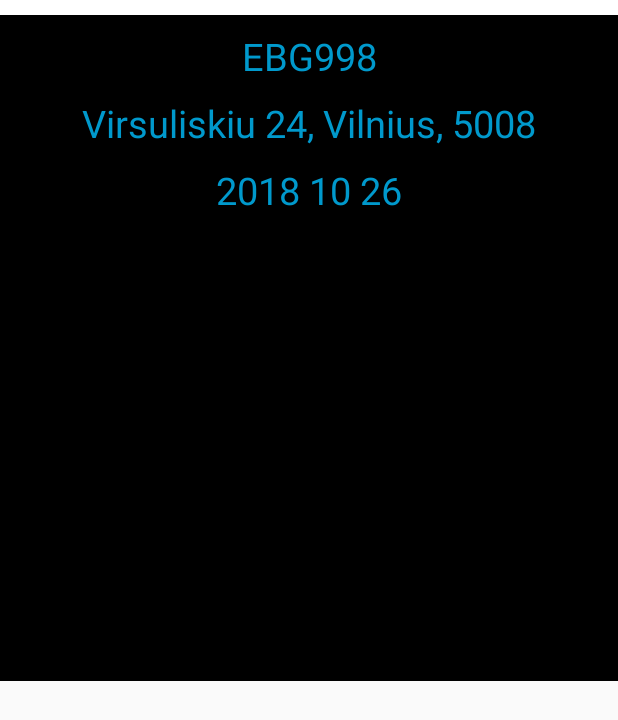
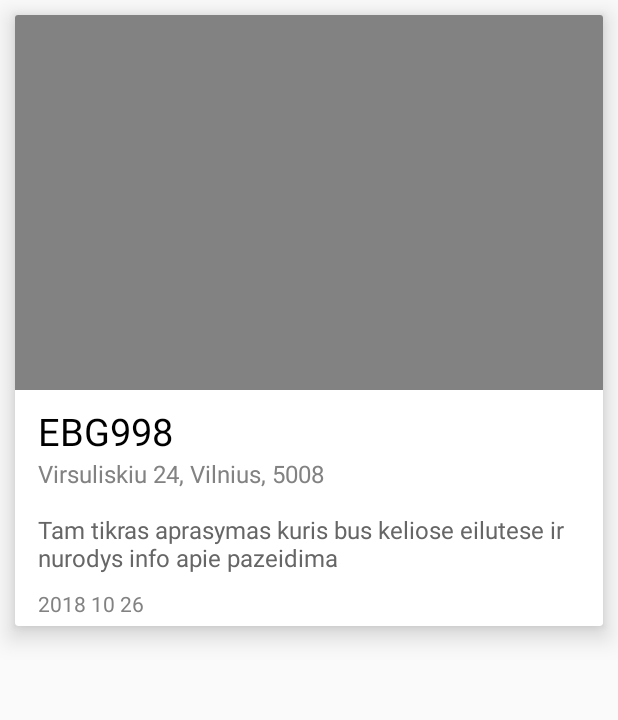
Before and after one commit to s026324/parking, an Android app: the layout item_pazeidimas.xml on its own in the app's theme, with its tools: preview values and no code run, on a phone screen of 412 x 824 dp. Shown: the top 720 px of the screen. Run offline under Robolectric (Android 15) with nearby library versions, the phone set to English and light mode, and no system bars.

Commit message:
- permissions calls, cards items layout, image quality, etc.;

```diff
--- a/app/build.gradle
+++ b/app/build.gradle
@@ -34,8 +34,11 @@ dependencies {
     androidTestImplementation 'com.android.support.test:runner:1.0.2'
     androidTestImplementation 'com.android.support.test.espresso:espresso-core:3.0.2'
     api 'com.google.firebase:firebase-auth:16.0.4'
-    implementation 'com.google.android.gms:play-services-places:9.2.0'
+    implementation 'com.google.android.gms:play-services-location:16.0.0'
     implementation 'com.squareup.picasso:picasso:2.71828'
+    implementation 'com.android.support:design:27.1.1'
+    implementation 'com.android.support:cardview-v7:27.1.1'
+    implementation 'com.mindorks:paracamera:0.2.2'
 
 
     implementation 'com.android.support:recyclerview-v7:27.1.1'
--- a/app/src/main/java/com/example/wrongparking/RedLogin.java
+++ b/app/src/main/java/com/example/wrongparking/RedLogin.java
@@ -54,7 +54,7 @@ public class RedLogin extends Activity {
             public void onClick(View v) {
 
                 //change when release
-               // startActivity(new Intent(RedLogin.this, Redaktorius.class));
+                //startActivity(new Intent(RedLogin.this, Redaktorius.class));
                 startSignIn();
 
             }
--- a/app/src/main/res/layout/item_pazeidimas.xml
+++ b/app/src/main/res/layout/item_pazeidimas.xml
@@ -1,55 +1,69 @@
 <?xml version="1.0" encoding="utf-8"?>
+<android.support.v7.widget.CardView xmlns:android="http://schemas.android.com/apk/res/android"
+    android:layout_width="wrap_content"
+    android:layout_height="wrap_content"
+    xmlns:app="http://schemas.android.com/apk/res-auto"
+    android:layout_margin="10dp"
+    app:cardElevation="10dp">
+
     <RelativeLayout
-    xmlns:android="http://schemas.android.com/apk/res/android"
+        android:layout_width="wrap_content"
+        android:layout_height="wrap_content">
+
+        <ImageView
+            android:id="@+id/iv_foto"
             android:layout_width="match_parent"
-    android:layout_height="wrap_content"
-    android:background="@android:color/black">
-
-    <TextView
-        android:id="@+id/divider"
-        android:layout_width="match_parent"
-        android:background="@color/white"
-        android:layout_height="10dp" />
+            android:layout_height="250dp"
+            android:background="@color/darkGray"/>
 
         <TextView
             android:id="@+id/tv_valst_nr"
-        android:layout_below="@+id/divider"
-        android:layout_marginTop="10dp"
+            android:layout_below="@+id/iv_foto"
             android:layout_width="match_parent"
             android:layout_height="wrap_content"
-        android:textAlignment="center"
-        android:textColor="@android:color/holo_blue_dark"
-        android:textSize="25sp"
-        android:text="EBG998"/>
+            android:layout_marginTop="10dp"
+            android:text="EBG998"
+            android:paddingLeft="15dp"
+            android:paddingRight="15dp"
+            android:textColor="@android:color/black"
+            android:textSize="25sp" />
 
         <TextView
             android:id="@+id/tv_adressas"
-        android:layout_below="@+id/tv_valst_nr"
-        android:layout_marginTop="10dp"
             android:layout_width="match_parent"
             android:layout_height="wrap_content"
-        android:textAlignment="center"
-        android:textColor="@android:color/holo_blue_dark"
-        android:textSize="25sp"
-        android:text="Virsuliskiu 24, Vilnius, 5008"/>
+            android:layout_below="@+id/tv_valst_nr"
+            android:layout_marginTop="0dp"
+            android:paddingLeft="15dp"
+            android:paddingRight="15dp"
+            android:text="Virsuliskiu 24, Vilnius, 5008"
+            android:textColor="@color/darkGray"
+            android:textSize="16sp" />
+
+        <TextView
+            android:id="@+id/tv_aprasymas"
+            android:layout_width="match_parent"
+            android:layout_height="wrap_content"
+            android:layout_below="@+id/tv_adressas"
+            android:layout_marginTop="15dp"
+            android:paddingLeft="15dp"
+            android:paddingRight="15dp"
+            android:text="Tam tikras aprasymas kuris bus keliose eilutese ir nurodys info apie pazeidima"
+            android:textColor="@color/darkerGray"
+            android:textSize="16sp" />
 
         <TextView
             android:id="@+id/tv_data"
-        android:layout_below="@+id/tv_adressas"
-        android:layout_marginTop="10dp"
             android:layout_width="match_parent"
             android:layout_height="wrap_content"
-        android:textAlignment="center"
-        android:textColor="@android:color/holo_blue_dark"
-        android:textSize="25sp"
-        android:text="2018 10 26"/>
-
-    <ImageView
-        android:id="@+id/iv_foto"
+            android:layout_below="@+id/tv_aprasymas"
             android:layout_marginTop="10dp"
-        android:layout_below="@+id/tv_data"
-        android:layout_width="match_parent"
-        android:layout_height="300dp" />
-
+            android:layout_marginBottom="5dp"
+            android:paddingLeft="15dp"
+            android:paddingRight="15dp"
+            android:text="2018 10 26"
+            android:textColor="@color/darkGray"
+            android:textSize="14sp" />
 
     </RelativeLayout>
+</android.support.v7.widget.CardView>
--- a/app/src/main/res/layout/pranesti.xml
+++ b/app/src/main/res/layout/pranesti.xml
@@ -4,6 +4,7 @@
     xmlns:tools="http://schemas.android.com/tools"
     android:layout_width="match_parent"
     android:layout_height="match_parent"
+    android:id="@+id/content"
     tools:context=".MainActivity">
 
     <EditText
--- a/app/src/main/res/values/colors.xml
+++ b/app/src/main/res/values/colors.xml
@@ -3,4 +3,8 @@
     <color name="colorPrimary">#3F51B5</color>
     <color name="colorPrimaryDark">#303F9F</color>
     <color name="colorAccent">#FF4081</color>
+    <color name="lightGray">#f4f4f4</color>
+    <color name="gray">#dbdbdb</color>
+    <color name="darkGray">#828282</color>
+    <color name="darkerGray">#666666</color>
 </resources>
--- a/build.gradle
+++ b/build.gradle
@@ -20,6 +20,7 @@ allprojects {
     repositories {
         google()
         jcenter()
+        maven { url "https://jitpack.io" }
     }
 }
 
```
Also changed, not shown: app/src/main/java/com/example/wrongparking/PazeidimasAdapter.java (+25 -7 lines), app/src/main/java/com/example/wrongparking/pranesti.java (+256 -30 lines), app/src/main/res/layout/activity_pazeidimai.xml (+3 -11 lines), app/src/main/res/values/strings.xml (+12 -1 lines). Lines whose indentation alone changed are shown as unchanged.
